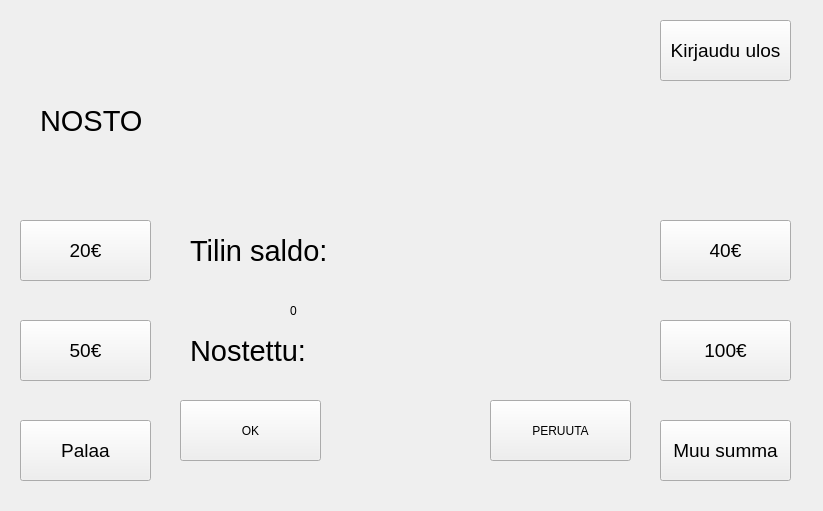
Old version of the form frontend/nostodebit.ui in the repository Jani-OAMK/ATM-group-project.
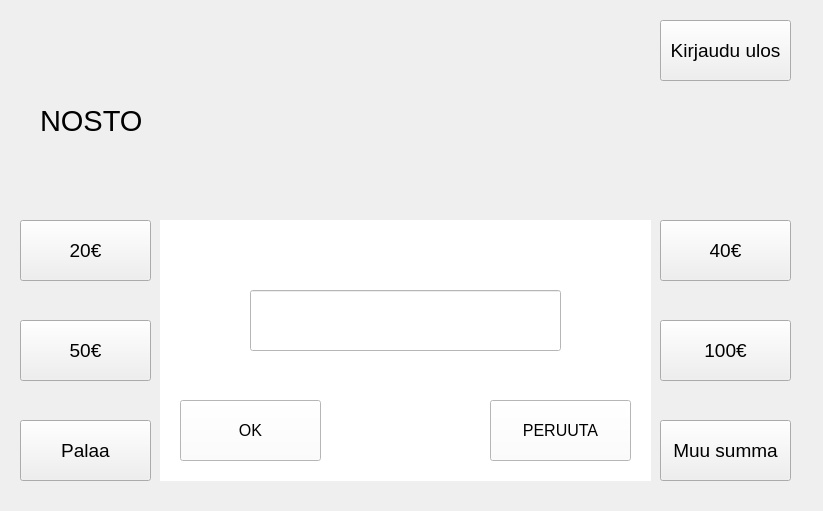
New version of the form.

Commit message: korjattavaa - nosto ylittää tilin saldon. -korjattavana. warning message 'nostettava summa ylittää saldon'

```diff
--- a/frontend/nostodebit.ui
+++ b/frontend/nostodebit.ui
@@ -274,6 +274,9 @@
      <height>261</height>
     </rect>
    </property>
+   <property name="styleSheet">
+    <string notr="true">background-color: rgb(255, 255, 255);</string>
+   </property>
    <widget class="QPushButton" name="btnOk">
     <property name="geometry">
      <rect>
@@ -283,6 +286,11 @@
       <height>61</height>
      </rect>
     </property>
+    <property name="font">
+     <font>
+      <pointsize>12</pointsize>
+     </font>
+    </property>
     <property name="text">
      <string>OK</string>
     </property>
@@ -296,21 +304,42 @@
       <height>61</height>
      </rect>
     </property>
+    <property name="font">
+     <font>
+      <pointsize>12</pointsize>
+     </font>
+    </property>
+    <property name="styleSheet">
+     <string notr="true">selection-background-color: rgb(15, 39, 255);</string>
+    </property>
     <property name="text">
      <string>PERUUTA</string>
     </property>
    </widget>
-   <widget class="QLabel" name="muuSummalabel">
+   <widget class="QLineEdit" name="muuSummaEdit">
     <property name="geometry">
      <rect>
-      <x>130</x>
-      <y>60</y>
-      <width>231</width>
+      <x>90</x>
+      <y>70</y>
+      <width>311</width>
       <height>61</height>
      </rect>
     </property>
+    <property name="font">
+     <font>
+      <pointsize>16</pointsize>
+     </font>
+    </property>
+    <property name="styleSheet">
+     <string notr="true">background-color: rgb(255, 255, 255);
+border-color: rgb(0, 0, 0);
+</string>
+    </property>
     <property name="text">
-     <string>0</string>
+     <string/>
+    </property>
+    <property name="alignment">
+     <set>Qt::AlignmentFlag::AlignCenter</set>
     </property>
    </widget>
   </widget>
```
Left out of the diff: 21 changed lines with no effect on the pictures. The commit also changes 7 other files.
